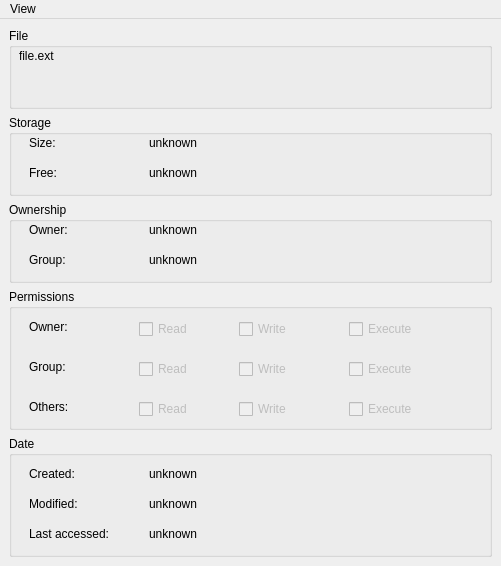
Before: the Qt Designer form fileinfowindow.ui in striezel/qt-commander, drawn with Qt 5.
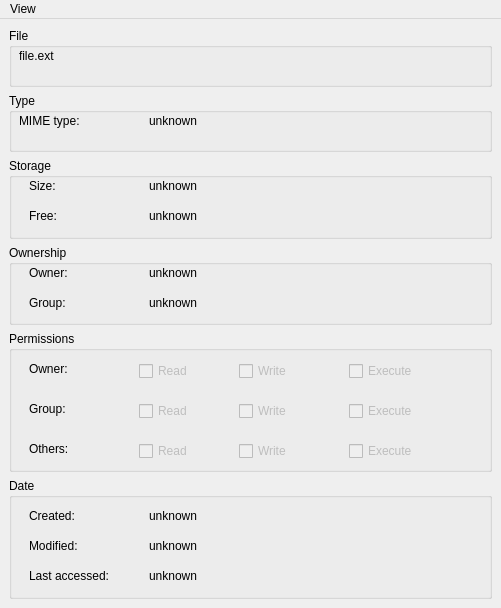
After: the same form once the commit is applied. Icons and pictures are not drawn.

Commit message: show MIME type of file in FileInfoWindow, too

What changed in the file:
```diff
--- a/fileinfowindow.ui
+++ b/fileinfowindow.ui
@@ -7,7 +7,7 @@
     <x>0</x>
     <y>0</y>
     <width>501</width>
-    <height>566</height>
+    <height>608</height>
    </rect>
   </property>
   <property name="windowTitle">
@@ -51,6 +51,57 @@
      </widget>
     </item>
     <item row="1" column="0">
+     <widget class="QGroupBox" name="gbType">
+      <property name="minimumSize">
+       <size>
+        <width>483</width>
+        <height>57</height>
+       </size>
+      </property>
+      <property name="title">
+       <string>Type</string>
+      </property>
+      <widget class="QLabel" name="lblMimeType">
+       <property name="geometry">
+        <rect>
+         <x>10</x>
+         <y>20</y>
+         <width>81</width>
+         <height>16</height>
+        </rect>
+       </property>
+       <property name="minimumSize">
+        <size>
+         <width>81</width>
+         <height>16</height>
+        </size>
+       </property>
+       <property name="text">
+        <string>MIME type:</string>
+       </property>
+      </widget>
+      <widget class="QLabel" name="lblMimeTypeValue">
+       <property name="geometry">
+        <rect>
+         <x>140</x>
+         <y>20</y>
+         <width>331</width>
+         <height>16</height>
+        </rect>
+       </property>
+       <property name="minimumSize">
+        <size>
+         <width>331</width>
+         <height>16</height>
+        </size>
+       </property>
+       <property name="text">
+        <string>unknown</string>
+       </property>
+      </widget>
+     </widget>
+    </item>
+    <item row="2" column="0">
      <widget class="QGroupBox" name="gbStorage">
       <property name="minimumSize">
        <size>
@@ -139,7 +190,7 @@
       </widget>
      </widget>
     </item>
-    <item row="2" column="0">
+    <item row="3" column="0">
      <widget class="QGroupBox" name="gbOwnership">
       <property name="minimumSize">
        <size>
@@ -228,7 +279,7 @@
       </widget>
      </widget>
     </item>
-    <item row="3" column="0">
+    <item row="4" column="0">
      <widget class="QGroupBox" name="gbPermissions">
       <property name="minimumSize">
        <size>
@@ -496,7 +547,7 @@
       </widget>
      </widget>
     </item>
-    <item row="4" column="0">
+    <item row="5" column="0">
      <widget class="QGroupBox" name="gbDates">
       <property name="minimumSize">
        <size>
```
The commit also changes 5 other files.
